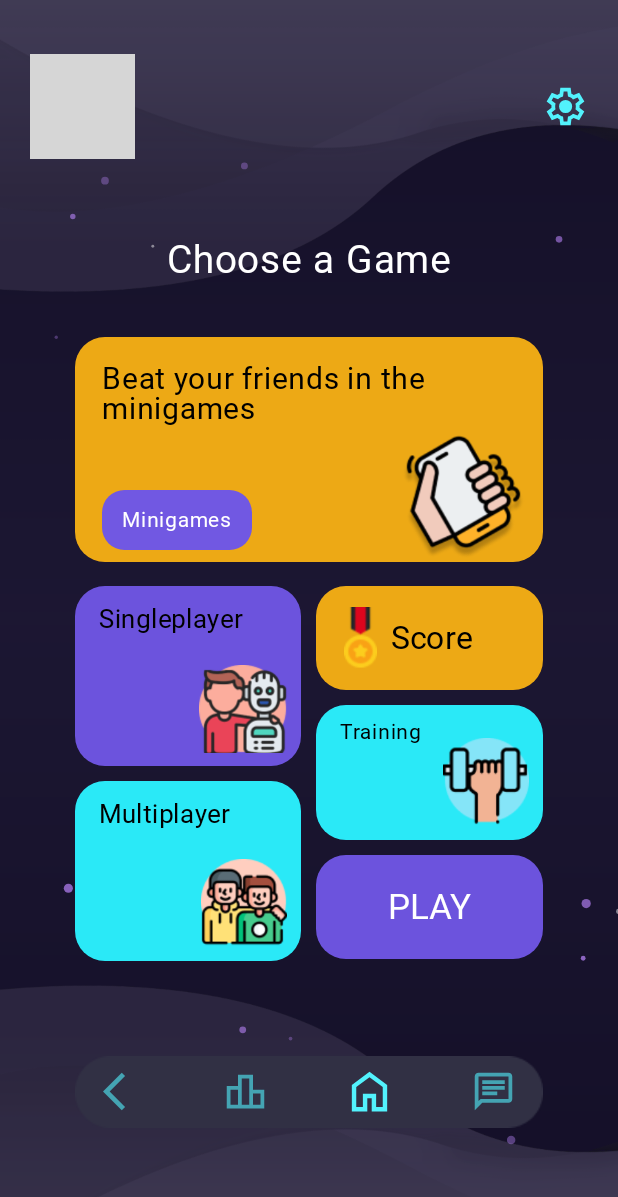
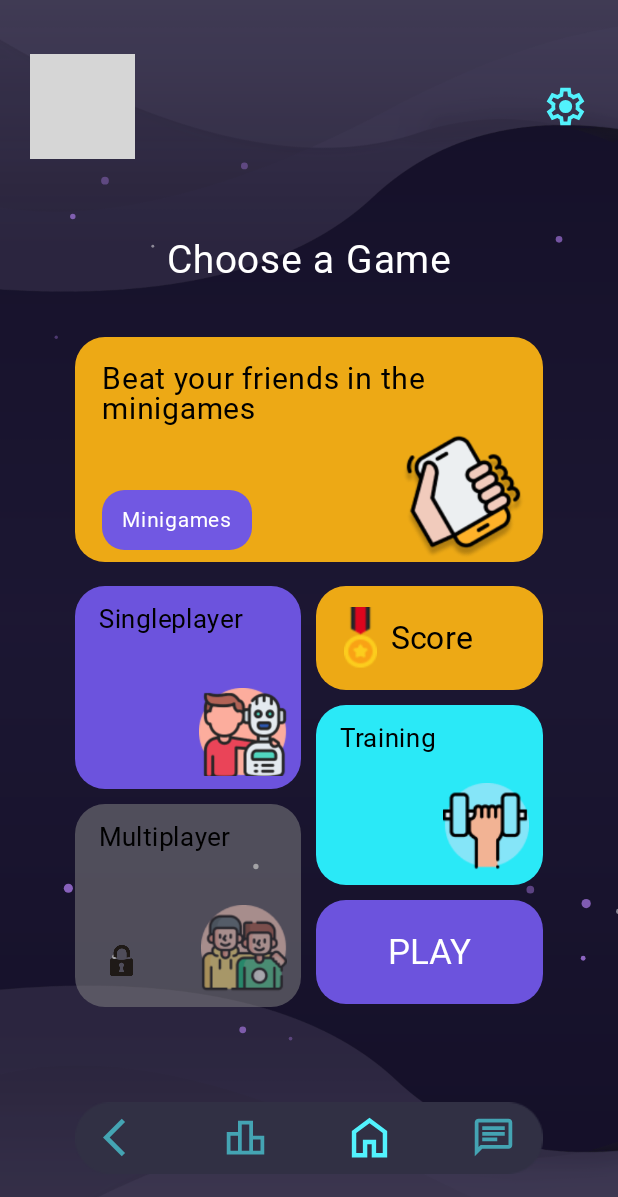
Before and after one commit to mattiamaffo/ShakeIt-App, an Android app built with Jetpack Compose: the HomePage screen opened through its navigation route, after a tap on "Settings", on a phone screen of 412 x 824 dp. Shown: the top 1197 px of the screen. Run offline under Robolectric (Android 15) with nearby library versions, the phone set to English and light mode, and no system bars; our stand-ins replace Firebase (no records; nobody signed in at launch, a user with empty details on screens opened directly); Roboto replaces fonts that are not available here; grey boxes are pictures that could not be loaded.

Commit message:
Add files via upload

```diff
--- a/app/src/main/java/com/example/shakeit/ui/elements/HomePage.kt
+++ b/app/src/main/java/com/example/shakeit/ui/elements/HomePage.kt
@@ -41,6 +41,8 @@ import androidx.compose.runtime.getValue
 import androidx.compose.runtime.mutableStateOf
 import androidx.compose.runtime.remember
 import androidx.compose.runtime.setValue
+import androidx.compose.ui.draw.alpha
+import androidx.core.graphics.alpha
 import com.example.shakeit.data.domain.AuthRepository
 import com.example.shakeit.ui.theme.LightBlue3
 import com.example.shakeit.ui.theme.MyTypography
@@ -179,25 +181,24 @@ fun HomePage(navController: NavController, authRepository: AuthRepository) {
                             extraTopOffset = 6,
                             modifier = Modifier
                                 .fillMaxWidth()
-                                .heightIn(min = 120.dp)
+                                .heightIn(min = 135.dp)
                                 .clickable {
                                     when (selectedGame) {
-                                        "Reaction Duel" -> navController.navigate("reactionduel")
-                                        "Shake the Bomb" -> navController.navigate("shakebomb")
-                                        "Tilt Maze Escape" -> navController.navigate("maze_escape?seed=${System.currentTimeMillis()}")
+                                        "Reaction Duel" -> navController.navigate("reactionduel?training=false")
+                                        "Shake the Bomb" -> navController.navigate("shakebomb?training=false")
+                                        "Tilt Maze Escape" -> navController.navigate("maze_escape?seed=${System.currentTimeMillis()}&training=false")
                                         else -> println("Game not implemented yet")
                                     }
                                 }
                         )
                         Block(
                             title = "Multiplayer",
-                            initialColor = LightBlue1,
-                            targetColor = LightBlue3,
+                            initialColor = Color.Gray.copy(alpha = 0.5f),
+                            targetColor = Color.Gray.copy(alpha = 0.5f),
                             iconRes = R.drawable.icon_friends,
                             extraTopOffset = 6,
-                            modifier = Modifier
-                                .fillMaxWidth()
-                                .heightIn(min = 120.dp)
+                            lockIconRes = R.drawable.ic_lock2,
+                            modifier = Modifier.fillMaxWidth().heightIn(min = 135.dp)
                         )
                     }
 
@@ -223,11 +224,15 @@ fun HomePage(navController: NavController, authRepository: AuthRepository) {
                             initialColor = LightBlue1,
                             targetColor = LightBlue3,
                             iconRes = R.drawable.icon_practice,
-                            fontSize = 14,
-                            extraTopOffset = 10,
-                            modifier = Modifier
-                                .fillMaxWidth()
-                                .height(90.dp)
+                            extraTopOffset = 6,
+                            modifier = Modifier.fillMaxWidth().heightIn(min = 120.dp).clickable {
+                                when (selectedGame) {
+                                    "Reaction Duel" -> navController.navigate("reactionduel?training=true")
+                                    "Shake the Bomb" -> navController.navigate("shakebomb?training=true")
+                                    "Tilt Maze Escape" -> navController.navigate("maze_escape?seed=${System.currentTimeMillis()}&training=true")
+                                    else -> println("Game not implemented yet")
+                                }
+                            }
                         )
                         PlayBlock(
                             title = "PLAY",
@@ -394,7 +399,8 @@ fun Block(
     extraBottomOffset: Int = 0,
     extraTopOffset: Int = 0,
     fontSize: Int = 17,
-    modifier: Modifier = Modifier
+    modifier: Modifier = Modifier,
+    lockIconRes: Int? = null
 ) {
     val infiniteTransition = rememberInfiniteTransition(label = "")
     val animatedColor by infiniteTransition.animateColor(
@@ -435,6 +441,18 @@ fun Block(
                     .align(Alignment.BottomEnd)
                     .size(iconSize.dp)
                     .offset(y = extraBottomOffset.dp)
+                    .alpha(if (lockIconRes != null) 0.5f else 1f)
+            )
+        }
+
+        if (lockIconRes != null) {
+            Image(
+                painter = painterResource(id = lockIconRes),
+                contentDescription = "Lock Icon",
+                modifier = Modifier
+                    .align(Alignment.BottomStart)
+                    .size(30.dp)
+                    .offset(x = 8.dp, y = (-8).dp)
             )
         }
     }
--- a/app/src/main/java/com/example/shakeit/ui/navigation/Navigation.kt
+++ b/app/src/main/java/com/example/shakeit/ui/navigation/Navigation.kt
@@ -36,25 +36,21 @@ fun AppNavigation(navController: NavHostController) {
         navController.addOnDestinationChangedListener { _, destination, _ ->
             when (destination.route) {
                 "login", "home", "register", "settings", "games", "qr_generation", "leaderboard", "friends_list" -> {
-                    // Reproduce the main theme
                     if (!soundManager.isPlaying(R.raw.menu_sound)) {
                         soundManager.playSound(R.raw.menu_sound)
                     }
                 }
-                "reactionduel" -> {
-                    // Reproduce reaction duel theme
+                "reactionduel?training={training}" -> {
                     if (!soundManager.isPlaying(R.raw.reaction_sound)) {
                         soundManager.playSound(R.raw.reaction_sound)
                     }
                 }
-                "maze_escape" -> {
-                    // Reproduce maze escape theme
+                "maze_escape?seed={seed}&training={training}" -> {
                     if (!soundManager.isPlaying(R.raw.maze_escape_sound)) {
                         soundManager.playSound(R.raw.maze_escape_sound)
                     }
                 }
-                "shakebomb" -> {
-                    // Reproduce shake bomb theme
+                "shakebomb?training={training}" -> {
                     val startMs = 0
                     val endMs = 3 * 60 * 1000 + 20 * 1000
                     if (!soundManager.isPlaying(R.raw.shake_sound)) {
@@ -102,18 +98,30 @@ fun AppNavigation(navController: NavHostController) {
         composable("qr_scanner") {
             QrScannerScreen(navController = navController)
         }
-        composable("reactionduel") {
-            ReactionDuelScreen(navController = navController)
-        }
-        composable("shakebomb") {
-            ShakeTheBombScreen(navController = navController)
+        composable(
+            "reactionduel?training={training}",
+            arguments = listOf(navArgument("training") { type = NavType.BoolType })
+        ) { backStackEntry ->
+            val isTraining = backStackEntry.arguments?.getBoolean("training") ?: false
+            ReactionDuelScreen(navController = navController, isTraining = isTraining)
         }
         composable(
-            "maze_escape?seed={seed}",
-            arguments = listOf(navArgument("seed") { type = NavType.LongType })
+            "shakebomb?training={training}",
+            arguments = listOf(navArgument("training") { type = NavType.BoolType })
+        ) { backStackEntry ->
+            val isTraining = backStackEntry.arguments?.getBoolean("training") ?: false
+            ShakeTheBombScreen(navController = navController, isTraining = isTraining)
+        }
+        composable(
+            "maze_escape?seed={seed}&training={training}",
+            arguments = listOf(
+                navArgument("seed") { type = NavType.LongType },
+                navArgument("training") { type = NavType.BoolType }
+            )
         ) { backStackEntry ->
             val seed = backStackEntry.arguments?.getLong("seed") ?: System.currentTimeMillis()
-            MazeEscapeScreen(navController = navController, seed = seed)
+            val isTraining = backStackEntry.arguments?.getBoolean("training") ?: false
+            MazeEscapeScreen(navController = navController, seed = seed, isTraining = isTraining)
         }
     }
 }
```
Also changed, not shown: app/src/main/java/com/example/shakeit/ui/elements/MazeEscape.kt (+27 -17 lines), app/src/main/java/com/example/shakeit/ui/elements/ReactionDuel.kt (+22 -15 lines), app/src/main/java/com/example/shakeit/ui/elements/RegisterForm.kt (+1 -11 lines), app/src/main/java/com/example/shakeit/ui/elements/ShakeBomb.kt (+24 -15 lines).
